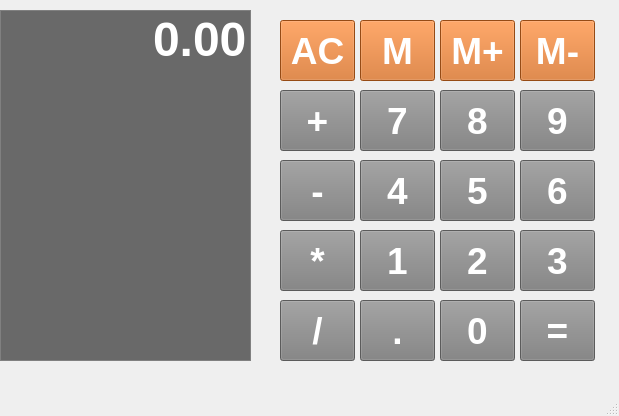
Qt form Calculator/calcd.ui (mateusribeirocampos/Calcd_Qt) before a commit.
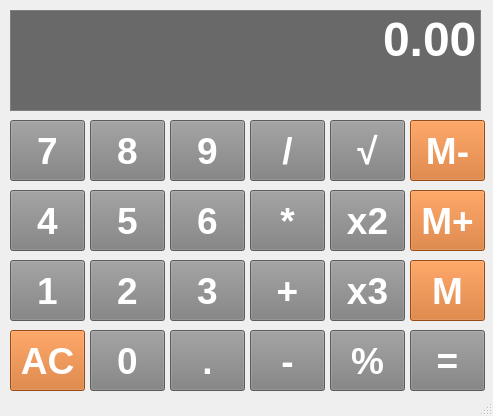
The same form after that commit.

Commit message: changes in the calculator layout

What changed in the file:
```diff
--- a/Calculator/calcd.ui
+++ b/Calculator/calcd.ui
@@ -6,7 +6,7 @@
    <rect>
     <x>0</x>
     <y>0</y>
-    <width>619</width>
+    <width>493</width>
     <height>416</height>
    </rect>
   </property>
@@ -30,8 +30,8 @@
    <widget class="QPushButton" name="Button7">
     <property name="geometry">
      <rect>
-      <x>360</x>
-      <y>90</y>
+      <x>10</x>
+      <y>120</y>
       <width>75</width>
       <height>61</height>
      </rect>
@@ -64,8 +64,8 @@
    <widget class="QPushButton" name="Button8">
     <property name="geometry">
      <rect>
-      <x>440</x>
-      <y>90</y>
+      <x>90</x>
+      <y>120</y>
       <width>75</width>
       <height>61</height>
      </rect>
@@ -98,8 +98,8 @@
    <widget class="QPushButton" name="Button9">
     <property name="geometry">
      <rect>
-      <x>520</x>
-      <y>90</y>
+      <x>170</x>
+      <y>120</y>
       <width>75</width>
       <height>61</height>
      </rect>
@@ -132,8 +132,8 @@
    <widget class="QPushButton" name="Button0">
     <property name="geometry">
      <rect>
-      <x>440</x>
-      <y>300</y>
+      <x>90</x>
+      <y>330</y>
       <width>75</width>
       <height>61</height>
      </rect>
@@ -166,8 +166,8 @@
    <widget class="QPushButton" name="Button6">
     <property name="geometry">
      <rect>
-      <x>520</x>
-      <y>160</y>
+      <x>170</x>
+      <y>190</y>
       <width>75</width>
       <height>61</height>
      </rect>
@@ -200,8 +200,8 @@
    <widget class="QPushButton" name="Button5">
     <property name="geometry">
      <rect>
-      <x>440</x>
-      <y>160</y>
+      <x>90</x>
+      <y>190</y>
       <width>75</width>
       <height>61</height>
      </rect>
@@ -234,8 +234,8 @@
    <widget class="QPushButton" name="Button4">
     <property name="geometry">
      <rect>
-      <x>360</x>
-      <y>160</y>
+      <x>10</x>
+      <y>190</y>
       <width>75</width>
       <height>61</height>
      </rect>
@@ -268,8 +268,8 @@
    <widget class="QPushButton" name="Button1">
     <property name="geometry">
      <rect>
-      <x>360</x>
-      <y>230</y>
+      <x>10</x>
+      <y>260</y>
       <width>75</width>
       <height>61</height>
      </rect>
@@ -302,8 +302,8 @@
    <widget class="QPushButton" name="Button2">
     <property name="geometry">
      <rect>
-      <x>440</x>
-      <y>230</y>
+      <x>90</x>
+      <y>260</y>
       <width>75</width>
       <height>61</height>
      </rect>
@@ -336,8 +336,8 @@
    <widget class="QPushButton" name="Button3">
     <property name="geometry">
      <rect>
-      <x>520</x>
-      <y>230</y>
+      <x>170</x>
+      <y>260</y>
       <width>75</width>
       <height>61</height>
      </rect>
@@ -370,8 +370,8 @@
    <widget class="QPushButton" name="Equals">
     <property name="geometry">
      <rect>
-      <x>520</x>
-      <y>300</y>
+      <x>410</x>
+      <y>330</y>
       <width>75</width>
       <height>61</height>
      </rect>
@@ -401,11 +401,11 @@
      <string>=</string>
     </property>
    </widget>
-   <widget class="QPushButton" name="Dot">
+   <widget class="QPushButton" name="SqaureRoot">
     <property name="geometry">
      <rect>
-      <x>360</x>
-      <y>300</y>
+      <x>330</x>
+      <y>120</y>
       <width>75</width>
       <height>61</height>
      </rect>
@@ -432,14 +432,14 @@
 </string>
     </property>
     <property name="text">
-     <string>.</string>
+     <string>√</string>
     </property>
    </widget>
    <widget class="QPushButton" name="Clear">
     <property name="geometry">
      <rect>
-      <x>280</x>
-      <y>20</y>
+      <x>10</x>
+      <y>330</y>
       <width>75</width>
       <height>61</height>
      </rect>
@@ -478,8 +478,8 @@
    <widget class="QPushButton" name="Sum">
     <property name="geometry">
      <rect>
-      <x>280</x>
-      <y>90</y>
+      <x>250</x>
+      <y>260</y>
       <width>75</width>
       <height>61</height>
      </rect>
@@ -512,8 +512,8 @@
    <widget class="QPushButton" name="Subtract">
     <property name="geometry">
      <rect>
-      <x>280</x>
-      <y>160</y>
+      <x>250</x>
+      <y>330</y>
       <width>75</width>
       <height>61</height>
      </rect>
@@ -546,8 +546,8 @@
    <widget class="QPushButton" name="Multiple">
     <property name="geometry">
      <rect>
-      <x>280</x>
-      <y>230</y>
+      <x>250</x>
+      <y>190</y>
       <width>75</width>
       <height>61</height>
      </rect>
@@ -580,8 +580,8 @@
    <widget class="QPushButton" name="Divide">
     <property name="geometry">
      <rect>
-      <x>280</x>
-      <y>300</y>
+      <x>250</x>
+      <y>120</y>
       <width>75</width>
       <height>61</height>
      </rect>
@@ -614,10 +614,10 @@
    <widget class="QLineEdit" name="Display">
     <property name="geometry">
      <rect>
-      <x>0</x>
+      <x>10</x>
       <y>10</y>
-      <width>251</width>
-      <height>351</height>
+      <width>471</width>
+      <height>101</height>
      </rect>
     </property>
     <property name="font">
@@ -647,8 +647,8 @@
    <widget class="QPushButton" name="Memory">
     <property name="geometry">
      <rect>
-      <x>360</x>
-      <y>20</y>
+      <x>410</x>
+      <y>260</y>
       <width>75</width>
       <height>61</height>
      </rect>
@@ -687,8 +687,8 @@
    <widget class="QPushButton" name="MemoryAdd">
     <property name="geometry">
      <rect>
-      <x>440</x>
-      <y>20</y>
+      <x>410</x>
+      <y>190</y>
       <width>75</width>
       <height>61</height>
      </rect>
@@ -727,8 +727,8 @@
    <widget class="QPushButton" name="MemoryClean">
     <property name="geometry">
      <rect>
-      <x>520</x>
-      <y>20</y>
+      <x>410</x>
+      <y>120</y>
       <width>75</width>
       <height>61</height>
      </rect>
@@ -764,6 +764,142 @@
      <string>M-</string>
     </property>
    </widget>
+   <widget class="QPushButton" name="Dot">
+    <property name="geometry">
+     <rect>
+      <x>170</x>
+      <y>330</y>
+      <width>75</width>
+      <height>61</height>
+     </rect>
+    </property>
+    <property name="sizePolicy">
+     <sizepolicy hsizetype="Preferred" vsizetype="Preferred">
+      <horstretch>0</horstretch>
+      <verstretch>0</verstretch>
+     </sizepolicy>
+    </property>
+    <property name="font">
+     <font>
+      <pointsize>28</pointsize>
+      <bold>true</bold>
+     </font>
+    </property>
+    <property name="styleSheet">
+     <string notr="true">QPushButton{
+	background-color: #808080;
+	boder: 1px solid blue;
+	color: #ffffff;
+	padding: 5px;
+}
+</string>
+    </property>
+    <property name="text">
+     <string>.</string>
+    </property>
+   </widget>
+   <widget class="QPushButton" name="Square">
+    <property name="geometry">
+     <rect>
+      <x>330</x>
+      <y>190</y>
+      <width>75</width>
+      <height>61</height>
+     </rect>
+    </property>
+    <property name="sizePolicy">
+     <sizepolicy hsizetype="Preferred" vsizetype="Preferred">
+      <horstretch>0</horstretch>
+      <verstretch>0</verstretch>
+     </sizepolicy>
+    </property>
+    <property name="font">
+     <font>
+      <pointsize>28</pointsize>
+      <bold>true</bold>
+     </font>
+    </property>
+    <property name="styleSheet">
+     <string notr="true">QPushButton{
+	background-color: #808080;
+	boder: 1px solid blue;
+	color: #ffffff;
+	padding: 5px;
+}
+</string>
+    </property>
+    <property name="text">
+     <string>x2</string>
+    </property>
+   </widget>
+   <widget class="QPushButton" name="Percentage">
+    <property name="geometry">
+     <rect>
+      <x>330</x>
+      <y>330</y>
+      <width>75</width>
+      <height>61</height>
+     </rect>
+    </property>
+    <property name="sizePolicy">
+     <sizepolicy hsizetype="Preferred" vsizetype="Preferred">
+      <horstretch>0</horstretch>
+      <verstretch>0</verstretch>
+     </sizepolicy>
+    </property>
+    <property name="font">
+     <font>
+      <pointsize>28</pointsize>
+      <bold>true</bold>
+     </font>
+    </property>
+    <property name="styleSheet">
+     <string notr="true">QPushButton{
+	background-color: #808080;
+	boder: 1px solid blue;
+	color: #ffffff;
+	padding: 5px;
+}
+</string>
+    </property>
+    <property name="text">
+     <string>%</string>
+    </property>
+   </widget>
+   <widget class="QPushButton" name="cubic">
+    <property name="geometry">
+     <rect>
+      <x>330</x>
+      <y>260</y>
+      <width>75</width>
+      <height>61</height>
+     </rect>
+    </property>
+    <property name="sizePolicy">
+     <sizepolicy hsizetype="Preferred" vsizetype="Preferred">
+      <horstretch>0</horstretch>
+      <verstretch>0</verstretch>
+     </sizepolicy>
+    </property>
+    <property name="font">
+     <font>
+      <pointsize>28</pointsize>
+      <bold>true</bold>
+     </font>
+    </property>
+    <property name="styleSheet">
+     <string notr="true">QPushButton{
+	background-color: #808080;
+	boder: 1px solid blue;
+	color: #ffffff;
+	padding: 5px;
+}
+</string>
+    </property>
+    <property name="text">
+     <string>x3</string>
+    </property>
+   </widget>
   </widget>
   <widget class="QStatusBar" name="statusbar"/>
  </widget>
```
